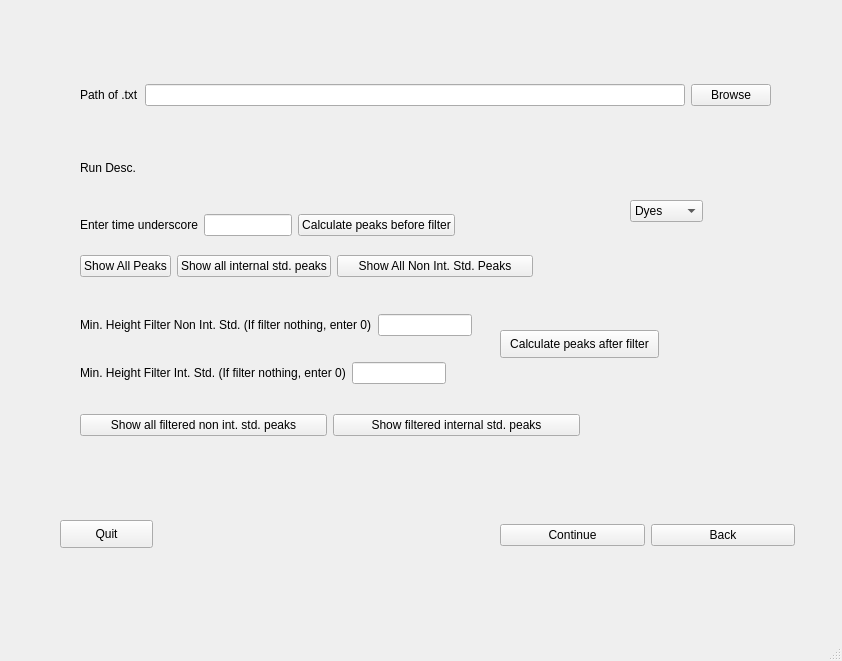
nafanh/DNA-Sequencer-Kinetic-Analysis, file run_desc_2.ui: the form before one commit.
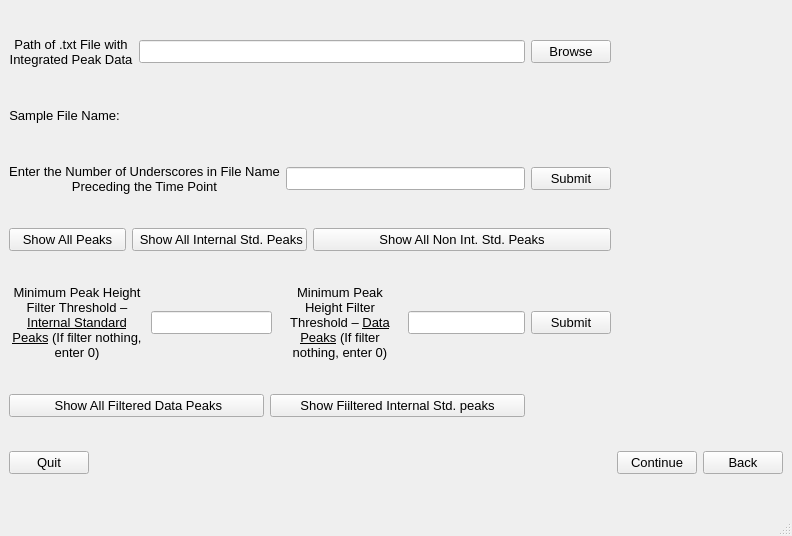
The form after the commit.

```diff
--- a/run_desc_2.ui
+++ b/run_desc_2.ui
@@ -6,8 +6,8 @@
    <rect>
     <x>0</x>
     <y>0</y>
-    <width>842</width>
-    <height>661</height>
+    <width>792</width>
+    <height>536</height>
    </rect>
   </property>
   <property name="windowTitle">
@@ -17,307 +17,334 @@
    <bool>false</bool>
   </property>
   <widget class="QWidget" name="centralwidget">
+   <layout class="QGridLayout" name="gridLayout">
+    <item row="7" column="0" colspan="2">
+     <layout class="QHBoxLayout" name="horizontalLayout_5">
+      <item>
+       <widget class="QPushButton" name="pushButton_6">
+        <property name="font">
+         <font>
+          <pointsize>10</pointsize>
+         </font>
+        </property>
+        <property name="text">
+         <string> Show All Filtered Data Peaks</string>
+        </property>
+       </widget>
+      </item>
+      <item>
+       <widget class="QPushButton" name="pushButton_7">
+        <property name="font">
+         <font>
+          <pointsize>10</pointsize>
+         </font>
+        </property>
+        <property name="text">
+         <string>Show Fiiltered Internal Std. peaks</string>
+        </property>
+       </widget>
+      </item>
+     </layout>
+    </item>
+    <item row="3" column="0" colspan="3">
+     <layout class="QHBoxLayout" name="horizontalLayout_8">
+      <item>
+       <layout class="QHBoxLayout" name="horizontalLayout_3">
+        <item>
+         <widget class="QPushButton" name="pushButton_8">
+          <property name="font">
+           <font>
+            <pointsize>10</pointsize>
+           </font>
+          </property>
+          <property name="text">
+           <string>Show All Peaks</string>
+          </property>
+         </widget>
+        </item>
+        <item>
+         <widget class="QPushButton" name="pushButton_4">
+          <property name="font">
+           <font>
+            <pointsize>10</pointsize>
+           </font>
+          </property>
+          <property name="text">
+           <string> Show All Internal Std. Peaks</string>
+          </property>
+         </widget>
+        </item>
+       </layout>
+      </item>
+      <item>
+       <widget class="QPushButton" name="pushButton_11">
+        <property name="font">
+         <font>
+          <pointsize>10</pointsize>
+         </font>
+        </property>
+        <property name="text">
+         <string>Show All Non Int. Std. Peaks</string>
+        </property>
+       </widget>
+      </item>
+     </layout>
+    </item>
+    <item row="8" column="3">
+     <layout class="QHBoxLayout" name="horizontalLayout_6">
+      <item>
+       <widget class="QPushButton" name="pushButton_9">
+        <property name="font">
+         <font>
+          <pointsize>10</pointsize>
+         </font>
+        </property>
+        <property name="text">
+         <string>Continue</string>
+        </property>
+       </widget>
+      </item>
+      <item>
+       <widget class="QPushButton" name="pushButton_3">
+        <property name="font">
+         <font>
+          <pointsize>10</pointsize>
+         </font>
+        </property>
+        <property name="text">
+         <string>Back</string>
+        </property>
+       </widget>
+      </item>
+     </layout>
+    </item>
+    <item row="1" column="0">
    <widget class="QLabel" name="BeforeRunLabel">
-    <property name="geometry">
-     <rect>
-      <x>80</x>
-      <y>160</y>
-      <width>81</width>
-      <height>16</height>
-     </rect>
+      <property name="font">
+       <font>
+        <pointsize>10</pointsize>
+       </font>
     </property>
     <property name="text">
-     <string>Run Desc.</string>
-    </property>
-   </widget>
-   <widget class="QLabel" name="RunDescLabel">
-    <property name="geometry">
-     <rect>
-      <x>150</x>
-      <y>160</y>
-      <width>621</width>
-      <height>16</height>
-     </rect>
-    </property>
+       <string>Sample File Name:</string>
+      </property>
+      <property name="alignment">
+       <set>Qt::AlignCenter</set>
+      </property>
+     </widget>
+    </item>
+    <item row="8" column="0">
+     <widget class="QPushButton" name="pushButton_10">
+      <property name="sizePolicy">
+       <sizepolicy hsizetype="Fixed" vsizetype="Fixed">
+        <horstretch>0</horstretch>
+        <verstretch>0</verstretch>
+       </sizepolicy>
+      </property>
+      <property name="font">
+       <font>
+        <pointsize>10</pointsize>
+       </font>
+      </property>
     <property name="text">
-     <string/>
-    </property>
-   </widget>
-   <widget class="QWidget" name="layoutWidget">
-    <property name="geometry">
-     <rect>
-      <x>80</x>
-      <y>80</y>
-      <width>691</width>
-      <height>30</height>
-     </rect>
-    </property>
+       <string>Quit</string>
+      </property>
+     </widget>
+    </item>
+    <item row="0" column="0" colspan="3">
     <layout class="QHBoxLayout" name="horizontalLayout">
      <item>
       <widget class="QLabel" name="NameTxtLabel">
+        <property name="font">
+         <font>
+          <pointsize>10</pointsize>
+         </font>
+        </property>
        <property name="text">
-        <string>Path of .txt</string>
+         <string>Path of .txt File with Integrated Peak Data</string>
+        </property>
+        <property name="alignment">
+         <set>Qt::AlignCenter</set>
+        </property>
+        <property name="wordWrap">
+         <bool>true</bool>
        </property>
       </widget>
      </item>
      <item>
-      <widget class="QLineEdit" name="lineEdit_2"/>
+       <widget class="QLineEdit" name="lineEdit_2">
+        <property name="font">
+         <font>
+          <pointsize>10</pointsize>
+         </font>
+        </property>
+       </widget>
      </item>
      <item>
       <widget class="QPushButton" name="pushButton">
+        <property name="font">
+         <font>
+          <pointsize>10</pointsize>
+         </font>
+        </property>
        <property name="text">
         <string>Browse</string>
        </property>
       </widget>
      </item>
     </layout>
-   </widget>
-   <widget class="QWidget" name="layoutWidget">
-    <property name="geometry">
-     <rect>
-      <x>80</x>
-      <y>210</y>
-      <width>375</width>
-      <height>30</height>
-     </rect>
-    </property>
+    </item>
+    <item row="2" column="0" colspan="3">
     <layout class="QHBoxLayout" name="horizontalLayout_2">
      <item>
       <widget class="QLabel" name="TimeULabel">
+        <property name="font">
+         <font>
+          <pointsize>10</pointsize>
+         </font>
+        </property>
        <property name="text">
-        <string>Enter time underscore</string>
+         <string>Enter the Number of Underscores in File Name Preceding the Time Point</string>
+        </property>
+        <property name="alignment">
+         <set>Qt::AlignCenter</set>
+        </property>
+        <property name="wordWrap">
+         <bool>true</bool>
        </property>
       </widget>
      </item>
      <item>
-      <widget class="QLineEdit" name="lineEdit"/>
+       <widget class="QLineEdit" name="lineEdit">
+        <property name="enabled">
+         <bool>true</bool>
+        </property>
+        <property name="font">
+         <font>
+          <pointsize>10</pointsize>
+         </font>
+        </property>
+       </widget>
      </item>
      <item>
       <widget class="QPushButton" name="pushButton_2">
-       <property name="text">
-        <string>Calculate peaks before filter</string>
-       </property>
-      </widget>
-     </item>
-    </layout>
-   </widget>
-   <widget class="QPushButton" name="pushButton_10">
-    <property name="geometry">
-     <rect>
-      <x>60</x>
-      <y>520</y>
-      <width>93</width>
-      <height>28</height>
-     </rect>
-    </property>
+        <property name="font">
+         <font>
+          <pointsize>10</pointsize>
+         </font>
+        </property>
     <property name="text">
-     <string>Quit</string>
-    </property>
-   </widget>
-   <widget class="QComboBox" name="comboBox">
-    <property name="geometry">
-     <rect>
-      <x>630</x>
-      <y>200</y>
-      <width>73</width>
-      <height>22</height>
-     </rect>
-    </property>
-    <property name="currentText">
-     <string>Dyes</string>
-    </property>
-    <item>
-     <property name="text">
-      <string>Dyes</string>
-     </property>
-    </item>
-    <item>
-     <property name="text">
-      <string>R Int</string>
-     </property>
-    </item>
-    <item>
-     <property name="text">
-      <string>Y Int</string>
-     </property>
-    </item>
-    <item>
-     <property name="text">
-      <string>B Int</string>
-     </property>
-    </item>
-    <item>
-     <property name="text">
-      <string>G Int</string>
-     </property>
-    </item>
-    <item>
-     <property name="text">
-      <string>R</string>
-     </property>
-    </item>
-    <item>
-     <property name="text">
-      <string>Y</string>
-     </property>
-    </item>
-    <item>
-     <property name="text">
-      <string>B</string>
-     </property>
-    </item>
-    <item>
-     <property name="text">
-      <string>G</string>
-     </property>
-    </item>
-   </widget>
-   <widget class="QWidget" name="layoutWidget">
-    <property name="geometry">
-     <rect>
-      <x>500</x>
-      <y>520</y>
-      <width>295</width>
-      <height>30</height>
-     </rect>
-    </property>
-    <layout class="QHBoxLayout" name="horizontalLayout_6">
-     <item>
-      <widget class="QPushButton" name="pushButton_9">
-       <property name="text">
-        <string>Continue</string>
-       </property>
-      </widget>
-     </item>
-     <item>
-      <widget class="QPushButton" name="pushButton_3">
-       <property name="text">
-        <string>Back</string>
-       </property>
-      </widget>
-     </item>
-    </layout>
-   </widget>
-   <widget class="QWidget" name="layoutWidget">
-    <property name="geometry">
-     <rect>
-      <x>80</x>
-      <y>410</y>
-      <width>500</width>
-      <height>30</height>
-     </rect>
-    </property>
-    <layout class="QHBoxLayout" name="horizontalLayout_5">
-     <item>
-      <widget class="QPushButton" name="pushButton_6">
-       <property name="text">
-        <string>Show all filtered non int. std. peaks</string>
-       </property>
-      </widget>
-     </item>
-     <item>
-      <widget class="QPushButton" name="pushButton_7">
-       <property name="text">
-        <string>Show filtered internal std. peaks</string>
-       </property>
-      </widget>
-     </item>
-    </layout>
-   </widget>
-   <widget class="QWidget" name="layoutWidget">
-    <property name="geometry">
-     <rect>
-      <x>80</x>
-      <y>310</y>
-      <width>392</width>
-      <height>30</height>
-     </rect>
-    </property>
+         <string>Submit</string>
+        </property>
+       </widget>
+      </item>
+     </layout>
+    </item>
+    <item row="4" column="0" colspan="2">
     <layout class="QHBoxLayout" name="horizontalLayout_4">
      <item>
-      <widget class="QLabel" name="label">
-       <property name="text">
-        <string>Min. Height Filter Non Int. Std. (If filter nothing, enter 0)</string>
-       </property>
-      </widget>
-     </item>
-     <item>
-      <widget class="QLineEdit" name="lineEdit_3"/>
-     </item>
-    </layout>
-   </widget>
-   <widget class="QPushButton" name="pushButton_5">
-    <property name="geometry">
-     <rect>
-      <x>500</x>
-      <y>330</y>
-      <width>159</width>
-      <height>28</height>
-     </rect>
-    </property>
-    <property name="text">
-     <string>Calculate peaks after filter</string>
-    </property>
-   </widget>
-   <widget class="QWidget" name="">
-    <property name="geometry">
-     <rect>
-      <x>80</x>
-      <y>360</y>
-      <width>366</width>
-      <height>26</height>
-     </rect>
-    </property>
     <layout class="QHBoxLayout" name="horizontalLayout_7">
      <item>
       <widget class="QLabel" name="label_2">
+          <property name="font">
+           <font>
+            <pointsize>10</pointsize>
+           </font>
+          </property>
        <property name="text">
-        <string>Min. Height Filter Int. Std. (If filter nothing, enter 0)</string>
-       </property>
+           <string>&lt;html&gt;&lt;head/&gt;&lt;body&gt;&lt;p&gt;Minimum Peak Height Filter Threshold – &lt;span style=&quot; text-decoration: underline; color:#000000;&quot;&gt;Internal Standard Peaks&lt;/span&gt; (If filter nothing, enter 0)&lt;/p&gt;&lt;/body&gt;&lt;/html&gt;</string>
+          </property>
+          <property name="alignment">
+           <set>Qt::AlignCenter</set>
+          </property>
+          <property name="wordWrap">
+           <bool>true</bool>
+          </property>
       </widget>
      </item>
      <item>
-      <widget class="QLineEdit" name="lineEdit_4"/>
-     </item>
-    </layout>
-   </widget>
-   <widget class="QWidget" name="">
-    <property name="geometry">
-     <rect>
-      <x>80</x>
-      <y>250</y>
-      <width>453</width>
-      <height>32</height>
-     </rect>
-    </property>
-    <layout class="QHBoxLayout" name="horizontalLayout_8">
+         <widget class="QLineEdit" name="lineEdit_4">
+          <property name="font">
+           <font>
+            <pointsize>10</pointsize>
+           </font>
+          </property>
+         </widget>
+        </item>
+       </layout>
+      </item>
      <item>
-      <layout class="QHBoxLayout" name="horizontalLayout_3">
-       <item>
-        <widget class="QPushButton" name="pushButton_8">
+       <widget class="QLabel" name="label">
+        <property name="font">
+         <font>
+          <pointsize>10</pointsize>
+         </font>
+        </property>
          <property name="text">
-          <string>Show All Peaks</string>
-         </property>
+         <string>&lt;html&gt;&lt;head/&gt;&lt;body&gt;&lt;p&gt;Minimum Peak Height Filter Threshold – &lt;span style=&quot; text-decoration: underline;&quot;&gt;Data Peaks&lt;/span&gt; (If filter nothing, enter 0)&lt;/p&gt;&lt;/body&gt;&lt;/html&gt;</string>
+        </property>
+        <property name="alignment">
+         <set>Qt::AlignCenter</set>
+        </property>
+        <property name="wordWrap">
+         <bool>true</bool>
+        </property>
         </widget>
        </item>
        <item>
-        <widget class="QPushButton" name="pushButton_4">
-         <property name="text">
-          <string>Show all internal std. peaks</string>
+       <widget class="QLineEdit" name="lineEdit_3">
+        <property name="font">
+         <font>
+          <pointsize>10</pointsize>
+         </font>
          </property>
         </widget>
        </item>
       </layout>
      </item>
-     <item>
-      <widget class="QPushButton" name="pushButton_11">
+    <item row="4" column="2">
+     <widget class="QPushButton" name="pushButton_5">
+      <property name="sizePolicy">
+       <sizepolicy hsizetype="Fixed" vsizetype="Fixed">
+        <horstretch>0</horstretch>
+        <verstretch>0</verstretch>
+       </sizepolicy>
+      </property>
+      <property name="font">
+       <font>
+        <pointsize>10</pointsize>
+       </font>
+      </property>
        <property name="text">
-        <string>Show All Non Int. Std. Peaks</string>
+       <string>Submit</string>
        </property>
       </widget>
      </item>
-    </layout>
-   </widget>
+    <item row="1" column="1">
+     <widget class="QLabel" name="RunDescLabel">
+      <property name="sizePolicy">
+       <sizepolicy hsizetype="Preferred" vsizetype="Minimum">
+        <horstretch>0</horstretch>
+        <verstretch>0</verstretch>
+       </sizepolicy>
+      </property>
+      <property name="maximumSize">
+       <size>
+        <width>16777215</width>
+        <height>29</height>
+       </size>
+      </property>
+      <property name="font">
+       <font>
+        <pointsize>10</pointsize>
+       </font>
+      </property>
+      <property name="text">
+       <string/>
+      </property>
+     </widget>
+    </item>
+   </layout>
   </widget>
   <widget class="QMenuBar" name="menubar">
    <property name="geometry">
```
Left out of the diff: 6 changed lines with no effect on the pictures. Lines whose indentation alone changed are shown as unchanged.
